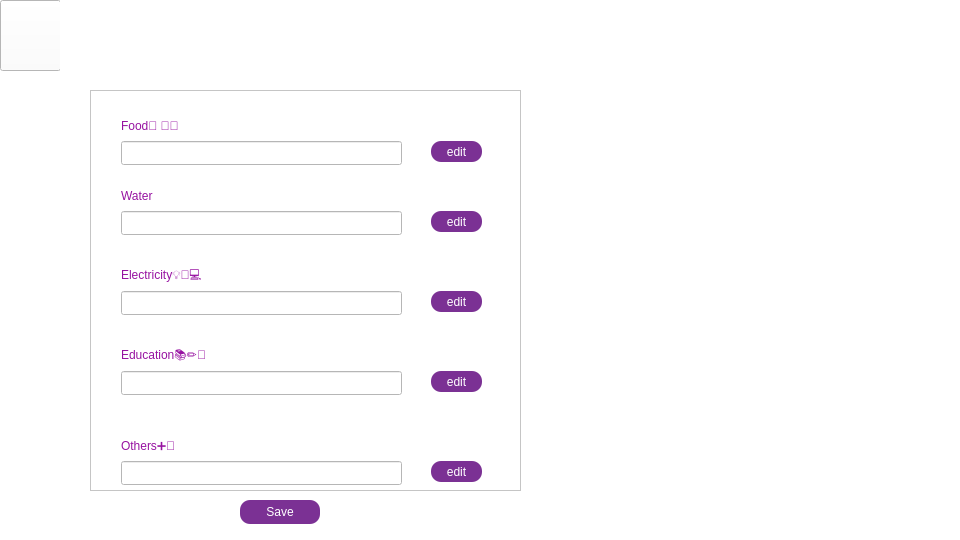
Nirjaraa/spendwise, file budget.ui: the form before one commit.
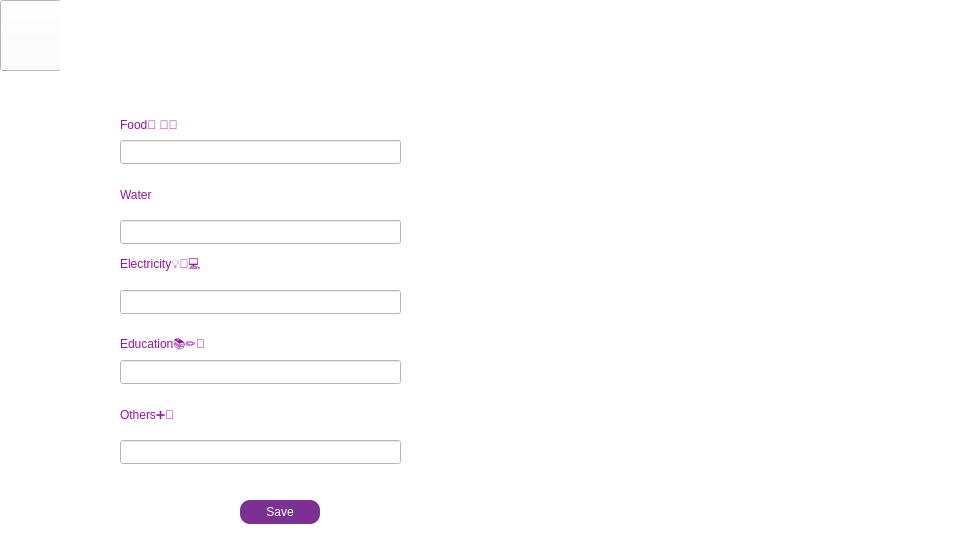
The form after the commit. Icons and pictures are not drawn.

```diff
--- a/budget.ui
+++ b/budget.ui
@@ -111,315 +111,156 @@
      <string>  BUDGET</string>
     </property>
    </widget>
-   <widget class="QScrollArea" name="scrollArea">
+   <widget class="QLabel" name="label">
     <property name="geometry">
      <rect>
-      <x>90</x>
-      <y>90</y>
-      <width>431</width>
-      <height>401</height>
+      <x>120</x>
+      <y>110</y>
+      <width>121</width>
+      <height>31</height>
      </rect>
     </property>
-    <property name="widgetResizable">
-     <bool>true</bool>
+    <property name="styleSheet">
+     <string notr="true">font: 14pt &quot;Bahnschrift&quot;;
+color:rgb(151, 18, 161);</string>
     </property>
-    <widget class="QWidget" name="scrollAreaWidgetContents">
-     <property name="geometry">
-      <rect>
-       <x>0</x>
-       <y>0</y>
-       <width>429</width>
-       <height>399</height>
-      </rect>
-     </property>
-     <widget class="QLineEdit" name="lineEdit_6">
-      <property name="geometry">
-       <rect>
-        <x>30</x>
-        <y>200</y>
-        <width>281</width>
-        <height>24</height>
-       </rect>
-      </property>
-     </widget>
-     <widget class="QLineEdit" name="lineEdit_7">
-      <property name="geometry">
-       <rect>
-        <x>30</x>
-        <y>280</y>
-        <width>281</width>
-        <height>24</height>
-       </rect>
-      </property>
-     </widget>
-     <widget class="QLineEdit" name="lineEdit_4">
-      <property name="geometry">
-       <rect>
-        <x>30</x>
-        <y>120</y>
-        <width>281</width>
-        <height>24</height>
-       </rect>
-      </property>
-     </widget>
-     <widget class="QLineEdit" name="lineEdit_3">
-      <property name="geometry">
-       <rect>
-        <x>30</x>
-        <y>50</y>
-        <width>281</width>
-        <height>24</height>
-       </rect>
-      </property>
-     </widget>
-     <widget class="QLineEdit" name="lineEdit_5">
-      <property name="geometry">
-       <rect>
-        <x>30</x>
-        <y>370</y>
-        <width>281</width>
-        <height>24</height>
-       </rect>
-      </property>
-     </widget>
-     <widget class="QPushButton" name="pushButton_7">
-      <property name="geometry">
-       <rect>
-        <x>340</x>
-        <y>50</y>
-        <width>51</width>
-        <height>21</height>
-       </rect>
-      </property>
-      <property name="styleSheet">
-       <string notr="true">
-border-image: url(:/resources/p7.jpg);
-font: 12pt &quot;Bahnschrift&quot;;
-border-color: none;
-color: rgb(255, 255, 255);
-background-color: rgb(123,49,148);
-border-radius: 10px;
-
-</string>
-      </property>
-      <property name="text">
-       <string>edit</string>
-      </property>
-     </widget>
-     <widget class="QPushButton" name="pushButton_8">
-      <property name="geometry">
-       <rect>
-        <x>340</x>
-        <y>370</y>
-        <width>51</width>
-        <height>21</height>
-       </rect>
-      </property>
-      <property name="styleSheet">
-       <string notr="true">
-border-image: url(:/resources/p7.jpg);
-font: 12pt &quot;Bahnschrift&quot;;
-border-color: none;
-color: rgb(255, 255, 255);
-background-color: rgb(123,49,148);
-border-radius: 10px;
-
-</string>
-      </property>
-      <property name="text">
-       <string>edit</string>
-      </property>
-     </widget>
-     <widget class="QPushButton" name="pushButton_9">
-      <property name="geometry">
-       <rect>
-        <x>340</x>
-        <y>280</y>
-        <width>51</width>
-        <height>21</height>
-       </rect>
-      </property>
-      <property name="styleSheet">
-       <string notr="true">
-border-image: url(:/resources/p7.jpg);
-font: 12pt &quot;Bahnschrift&quot;;
-border-color: none;
-color: rgb(255, 255, 255);
-background-color: rgb(123,49,148);
-border-radius: 10px;
-
-</string>
-      </property>
-      <property name="text">
-       <string>edit</string>
-      </property>
-     </widget>
-     <widget class="QPushButton" name="pushButton_10">
-      <property name="geometry">
-       <rect>
-        <x>340</x>
-        <y>200</y>
-        <width>51</width>
-        <height>21</height>
-       </rect>
-      </property>
-      <property name="styleSheet">
-       <string notr="true">
-border-image: url(:/resources/p7.jpg);
-font: 12pt &quot;Bahnschrift&quot;;
-border-color: none;
-color: rgb(255, 255, 255);
-background-color: rgb(123,49,148);
-border-radius: 10px;
-
-</string>
-      </property>
-      <property name="text">
-       <string>edit</string>
-      </property>
-     </widget>
-     <widget class="QPushButton" name="pushButton_11">
-      <property name="geometry">
-       <rect>
-        <x>340</x>
-        <y>120</y>
-        <width>51</width>
-        <height>21</height>
-       </rect>
-      </property>
-      <property name="styleSheet">
-       <string notr="true">
-border-image: url(:/resources/p7.jpg);
-font: 12pt &quot;Bahnschrift&quot;;
-border-color: none;
-color: rgb(255, 255, 255);
-background-color: rgb(123,49,148);
-border-radius: 10px;
-
-</string>
-      </property>
-      <property name="text">
-       <string>edit</string>
-      </property>
-     </widget>
-     <widget class="QLabel" name="label">
-      <property name="geometry">
-       <rect>
-        <x>30</x>
-        <y>20</y>
-        <width>121</width>
-        <height>31</height>
-       </rect>
-      </property>
-      <property name="styleSheet">
-       <string notr="true">font: 14pt &quot;Bahnschrift&quot;;
+    <property name="text">
+     <string>&lt;html&gt;&lt;head/&gt;&lt;body&gt;&lt;p&gt;Food🍕 🍝🥕&lt;/p&gt;&lt;/body&gt;&lt;/html&gt;</string>
+    </property>
+   </widget>
+   <widget class="QLineEdit" name="food">
+    <property name="geometry">
+     <rect>
+      <x>120</x>
+      <y>140</y>
+      <width>281</width>
+      <height>24</height>
+     </rect>
+    </property>
+   </widget>
+   <widget class="QLabel" name="label_7">
+    <property name="geometry">
+     <rect>
+      <x>120</x>
+      <y>180</y>
+      <width>61</width>
+      <height>31</height>
+     </rect>
+    </property>
+    <property name="styleSheet">
+     <string notr="true">font: 14pt &quot;Bahnschrift&quot;;
 color:rgb(151, 18, 161);</string>
-      </property>
-      <property name="text">
-       <string>&lt;html&gt;&lt;head/&gt;&lt;body&gt;&lt;p&gt;Food🍕 🍝🥕&lt;/p&gt;&lt;/body&gt;&lt;/html&gt;</string>
-      </property>
-     </widget>
-     <widget class="QLabel" name="label_2">
-      <property name="geometry">
-       <rect>
-        <x>30</x>
-        <y>250</y>
-        <width>161</width>
-        <height>31</height>
-       </rect>
-      </property>
-      <property name="styleSheet">
-       <string notr="true">font: 14pt &quot;Bahnschrift&quot;;
+    </property>
+    <property name="text">
+     <string>&lt;html&gt;&lt;head/&gt;&lt;body&gt;&lt;p&gt;Water&lt;/p&gt;&lt;/body&gt;&lt;/html&gt;</string>
+    </property>
+   </widget>
+   <widget class="QLabel" name="label_8">
+    <property name="geometry">
+     <rect>
+      <x>180</x>
+      <y>180</y>
+      <width>61</width>
+      <height>21</height>
+     </rect>
+    </property>
+    <property name="styleSheet">
+     <string notr="true">border-image:url(:/resources/water.png)</string>
+    </property>
+    <property name="text">
+     <string/>
+    </property>
+   </widget>
+   <widget class="QLineEdit" name="water">
+    <property name="geometry">
+     <rect>
+      <x>120</x>
+      <y>220</y>
+      <width>281</width>
+      <height>24</height>
+     </rect>
+    </property>
+   </widget>
+   <widget class="QLineEdit" name="electricity">
+    <property name="geometry">
+     <rect>
+      <x>120</x>
+      <y>290</y>
+      <width>281</width>
+      <height>24</height>
+     </rect>
+    </property>
+   </widget>
+   <widget class="QLabel" name="label_6">
+    <property name="geometry">
+     <rect>
+      <x>120</x>
+      <y>250</y>
+      <width>161</width>
+      <height>31</height>
+     </rect>
+    </property>
+    <property name="styleSheet">
+     <string notr="true">font: 14pt &quot;Bahnschrift&quot;;
 color:rgb(151, 18, 161);</string>
-      </property>
-      <property name="text">
-       <string>&lt;html&gt;&lt;head/&gt;&lt;body&gt;&lt;p&gt;Education📚✏️🏫&lt;/p&gt;&lt;/body&gt;&lt;/html&gt;</string>
-      </property>
-     </widget>
-     <widget class="QLabel" name="label_3">
-      <property name="geometry">
-       <rect>
-        <x>30</x>
-        <y>340</y>
-        <width>121</width>
-        <height>31</height>
-       </rect>
-      </property>
-      <property name="styleSheet">
-       <string notr="true">font: 14pt &quot;Bahnschrift&quot;;
+    </property>
+    <property name="text">
+     <string>&lt;html&gt;&lt;head/&gt;&lt;body&gt;&lt;p&gt;Electricity💡🔌💻&lt;/p&gt;&lt;/body&gt;&lt;/html&gt;</string>
+    </property>
+   </widget>
+   <widget class="QLabel" name="E">
+    <property name="geometry">
+     <rect>
+      <x>120</x>
+      <y>330</y>
+      <width>161</width>
+      <height>31</height>
+     </rect>
+    </property>
+    <property name="styleSheet">
+     <string notr="true">font: 14pt &quot;Bahnschrift&quot;;
 color:rgb(151, 18, 161);</string>
-      </property>
-      <property name="text">
-       <string>&lt;html&gt;&lt;head/&gt;&lt;body&gt;&lt;p&gt;Others➕🧾&lt;/p&gt;&lt;/body&gt;&lt;/html&gt;</string>
-      </property>
-     </widget>
-     <widget class="QLabel" name="label_6">
-      <property name="geometry">
-       <rect>
-        <x>30</x>
-        <y>170</y>
-        <width>161</width>
-        <height>31</height>
-       </rect>
-      </property>
-      <property name="styleSheet">
-       <string notr="true">font: 14pt &quot;Bahnschrift&quot;;
+    </property>
+    <property name="text">
+     <string>&lt;html&gt;&lt;head/&gt;&lt;body&gt;&lt;p&gt;Education📚✏️🏫&lt;/p&gt;&lt;/body&gt;&lt;/html&gt;</string>
+    </property>
+   </widget>
+   <widget class="QLineEdit" name="education">
+    <property name="geometry">
+     <rect>
+      <x>120</x>
+      <y>360</y>
+      <width>281</width>
+      <height>24</height>
+     </rect>
+    </property>
+   </widget>
+   <widget class="QLabel" name="othNOers">
+    <property name="geometry">
+     <rect>
+      <x>120</x>
+      <y>400</y>
+      <width>121</width>
+      <height>31</height>
+     </rect>
+    </property>
+    <property name="styleSheet">
+     <string notr="true">font: 14pt &quot;Bahnschrift&quot;;
 color:rgb(151, 18, 161);</string>
-      </property>
-      <property name="text">
-       <string>&lt;html&gt;&lt;head/&gt;&lt;body&gt;&lt;p&gt;Electricity💡🔌💻&lt;/p&gt;&lt;/body&gt;&lt;/html&gt;</string>
-      </property>
-     </widget>
-     <widget class="QLabel" name="label_7">
-      <property name="geometry">
-       <rect>
-        <x>30</x>
-        <y>90</y>
-        <width>61</width>
-        <height>31</height>
-       </rect>
-      </property>
-      <property name="styleSheet">
-       <string notr="true">font: 14pt &quot;Bahnschrift&quot;;
-color:rgb(151, 18, 161);</string>
-      </property>
-      <property name="text">
-       <string>&lt;html&gt;&lt;head/&gt;&lt;body&gt;&lt;p&gt;Water&lt;/p&gt;&lt;/body&gt;&lt;/html&gt;</string>
-      </property>
-     </widget>
-     <widget class="QLabel" name="label_8">
-      <property name="geometry">
-       <rect>
-        <x>90</x>
-        <y>90</y>
-        <width>61</width>
-        <height>21</height>
-       </rect>
-      </property>
-      <property name="styleSheet">
-       <string notr="true">border-image:url(:/resources/water.png)</string>
-      </property>
-      <property name="text">
-       <string/>
-      </property>
-     </widget>
-     <zorder>label</zorder>
-     <zorder>label_7</zorder>
-     <zorder>label_6</zorder>
-     <zorder>label_2</zorder>
-     <zorder>label_3</zorder>
-     <zorder>lineEdit_6</zorder>
-     <zorder>lineEdit_7</zorder>
-     <zorder>lineEdit_4</zorder>
-     <zorder>lineEdit_3</zorder>
-     <zorder>lineEdit_5</zorder>
-     <zorder>pushButton_7</zorder>
-     <zorder>pushButton_8</zorder>
-     <zorder>pushButton_9</zorder>
-     <zorder>pushButton_10</zorder>
-     <zorder>pushButton_11</zorder>
-     <zorder>label_8</zorder>
-    </widget>
+    </property>
+    <property name="text">
+     <string>&lt;html&gt;&lt;head/&gt;&lt;body&gt;&lt;p&gt;Others➕🧾&lt;/p&gt;&lt;/body&gt;&lt;/html&gt;</string>
+    </property>
+   </widget>
+   <widget class="QLineEdit" name="others">
+    <property name="geometry">
+     <rect>
+      <x>120</x>
+      <y>440</y>
+      <width>281</width>
+      <height>24</height>
+     </rect>
+    </property>
    </widget>
   </widget>
  </widget>
```
